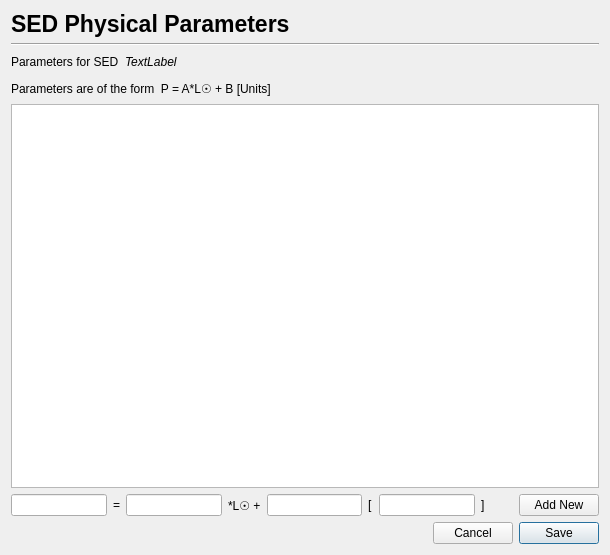
This is PhzQtUI/auxdir/PhzQtUI/DialogSedParam.ui in astrorama/Phosphoros as Qt 5 draws it before an edit. The edited form follows.
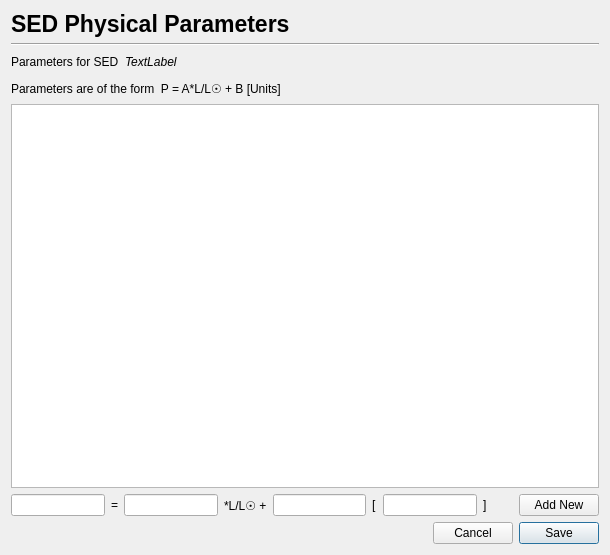
This is the edited form.

Commit message: In the SED PP popup change Lo => L/Lo

Diff of the .ui file:
```diff
--- a/PhzQtUI/auxdir/PhzQtUI/DialogSedParam.ui
+++ b/PhzQtUI/auxdir/PhzQtUI/DialogSedParam.ui
@@ -93,7 +93,7 @@
      <item>
       <widget class="QLabel" name="label_4">
        <property name="text">
-        <string>Parameters are of the form  P = A*L☉ + B [Units]</string>
+        <string>Parameters are of the form  P = A*L/L☉ + B [Units]</string>
        </property>
       </widget>
      </item>
@@ -133,7 +133,7 @@
      <item>
       <widget class="QLabel" name="label_3">
        <property name="text">
-        <string>*L☉ +</string>
+        <string>*L/L☉ +</string>
        </property>
       </widget>
      </item>
```
